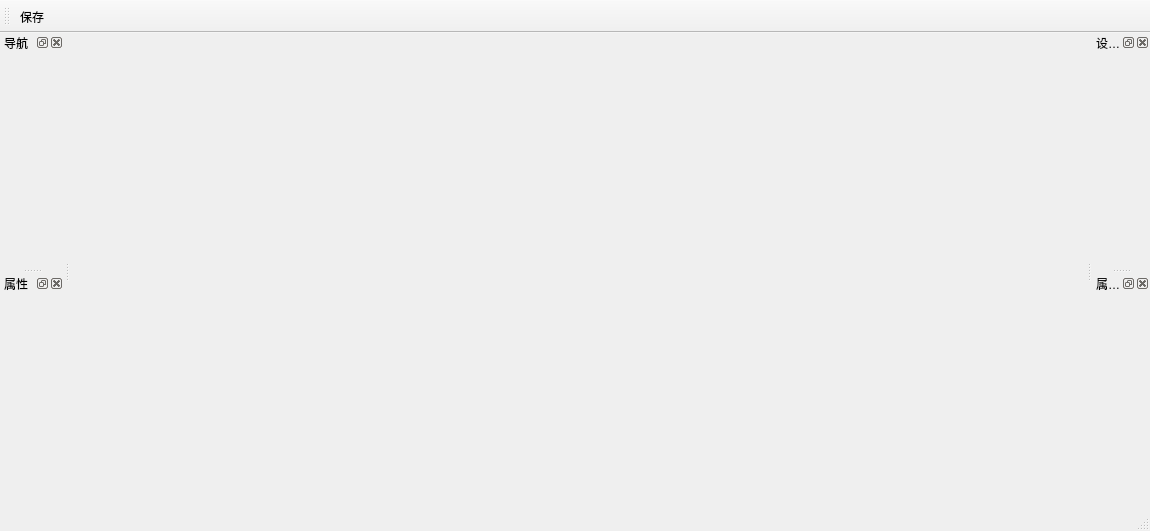
Qt form eq/mainwindow.ui (xuqingxiangstu/platform) before a commit.
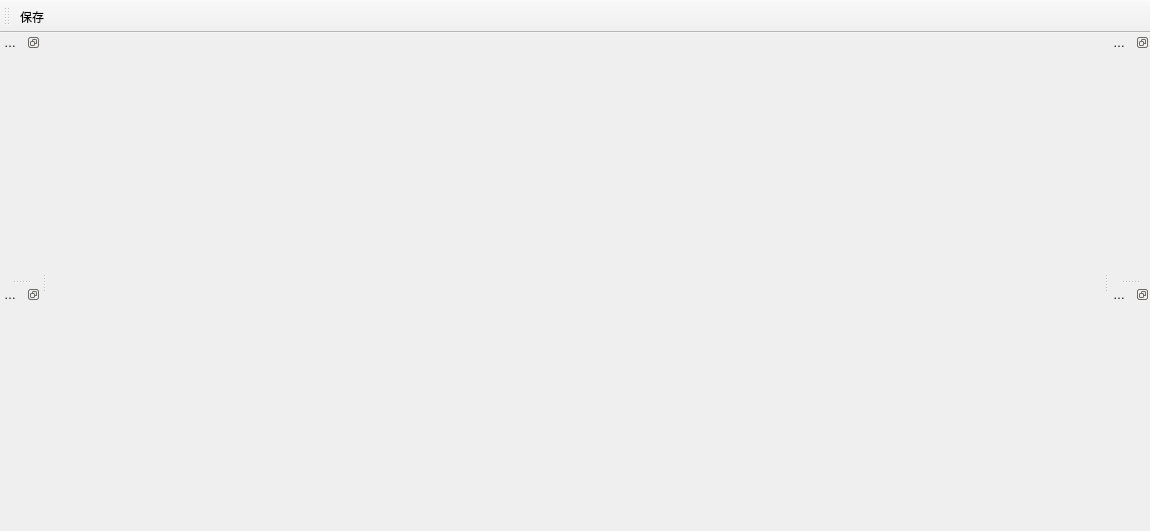
The same form after that commit. Icons and pictures are not drawn.

Commit message: 修改配置界面，增加DOCK边框

What changed in the file:
```diff
--- a/eq/mainwindow.ui
+++ b/eq/mainwindow.ui
@@ -15,6 +15,18 @@
   </property>
   <widget class="QWidget" name="centralWidget">
    <layout class="QHBoxLayout" name="horizontalLayout">
+    <property name="leftMargin">
+     <number>0</number>
+    </property>
+    <property name="topMargin">
+     <number>0</number>
+    </property>
+    <property name="rightMargin">
+     <number>0</number>
+    </property>
+    <property name="bottomMargin">
+     <number>0</number>
+    </property>
     <item>
      <layout class="QHBoxLayout" name="flowTreeHorizontalLayout">
       <item>
@@ -46,13 +58,14 @@
    </attribute>
    <addaction name="actionSave"/>
   </widget>
-  <widget class="QStatusBar" name="statusBar"/>
   <widget class="QDockWidget" name="dockWidget">
    <property name="styleSheet">
-    <string notr="true">QDockWidget {
-    border: 4px solid red;    
-}
-</string>
+    <string notr="true">QDockWidget &gt; QWidget {
+border: 1px solid gray;
+}</string>
+   </property>
+   <property name="features">
+    <set>QDockWidget::DockWidgetFloatable|QDockWidget::DockWidgetMovable</set>
    </property>
    <property name="windowTitle">
     <string>导航</string>
@@ -62,6 +75,18 @@
    </attribute>
    <widget class="QWidget" name="dockWidgetContents">
     <layout class="QVBoxLayout" name="verticalLayout_2" stretch="2">
+     <property name="leftMargin">
+      <number>0</number>
+     </property>
+     <property name="topMargin">
+      <number>0</number>
+     </property>
+     <property name="rightMargin">
+      <number>0</number>
+     </property>
+     <property name="bottomMargin">
+      <number>0</number>
+     </property>
      <item>
       <layout class="QVBoxLayout" name="navigationVerticalLayout"/>
      </item>
@@ -69,6 +94,14 @@
    </widget>
   </widget>
   <widget class="QDockWidget" name="dockWidget_2">
+   <property name="styleSheet">
+    <string notr="true">QDockWidget &gt; QWidget {
+border: 1px solid gray;
+}</string>
+   </property>
+   <property name="features">
+    <set>QDockWidget::DockWidgetFloatable|QDockWidget::DockWidgetMovable</set>
+   </property>
    <property name="windowTitle">
     <string>设计模板</string>
    </property>
@@ -77,6 +110,18 @@
    </attribute>
    <widget class="QWidget" name="dockWidgetContents_2">
     <layout class="QHBoxLayout" name="horizontalLayout_2">
+     <property name="leftMargin">
+      <number>0</number>
+     </property>
+     <property name="topMargin">
+      <number>0</number>
+     </property>
+     <property name="rightMargin">
+      <number>0</number>
+     </property>
+     <property name="bottomMargin">
+      <number>0</number>
+     </property>
      <item>
       <layout class="QHBoxLayout" name="templateTreeHorizontalLayout"/>
      </item>
@@ -84,6 +129,14 @@
    </widget>
   </widget>
   <widget class="QDockWidget" name="dockWidget_3">
+   <property name="styleSheet">
+    <string notr="true">QDockWidget &gt; QWidget {
+border: 1px solid gray;
+}</string>
+   </property>
+   <property name="features">
+    <set>QDockWidget::DockWidgetFloatable|QDockWidget::DockWidgetMovable</set>
+   </property>
    <property name="windowTitle">
     <string>属性编辑</string>
    </property>
@@ -92,6 +145,18 @@
    </attribute>
    <widget class="QWidget" name="dockWidgetContents_3">
     <layout class="QHBoxLayout" name="horizontalLayout_5">
+     <property name="leftMargin">
+      <number>0</number>
+     </property>
+     <property name="topMargin">
+      <number>0</number>
+     </property>
+     <property name="rightMargin">
+      <number>0</number>
+     </property>
+     <property name="bottomMargin">
+      <number>0</number>
+     </property>
      <item>
       <layout class="QHBoxLayout" name="propertyWidgetHorizontalLayout"/>
      </item>
@@ -99,6 +164,14 @@
    </widget>
   </widget>
   <widget class="QDockWidget" name="dockWidget_4">
+   <property name="styleSheet">
+    <string notr="true">QDockWidget &gt; QWidget {
+border: 1px solid gray;
+}</string>
+   </property>
+   <property name="features">
+    <set>QDockWidget::DockWidgetFloatable|QDockWidget::DockWidgetMovable</set>
+   </property>
    <property name="windowTitle">
     <string>属性</string>
    </property>
@@ -107,6 +180,18 @@
    </attribute>
    <widget class="QWidget" name="dockWidgetContents_4">
     <layout class="QVBoxLayout" name="verticalLayout_3">
+     <property name="leftMargin">
+      <number>0</number>
+     </property>
+     <property name="topMargin">
+      <number>0</number>
+     </property>
+     <property name="rightMargin">
+      <number>0</number>
+     </property>
+     <property name="bottomMargin">
+      <number>0</number>
+     </property>
      <item>
       <layout class="QVBoxLayout" name="navigationProptertyVerticalLayout"/>
      </item>
```
The commit also changes 1 other file.
